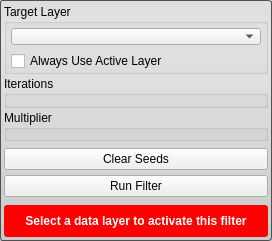
The window that src/Interface/ToolInterface/ConfidenceConnectedFilterInterface.ui (SCIInstitute/Seg3D) describes before a commit, drawn with Qt 5.
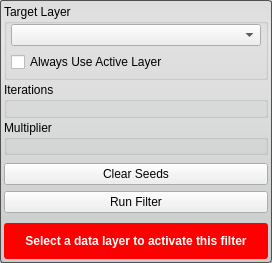
The same window after the commit. Custom widgets are drawn as their Qt base class.

```diff
--- a/src/Interface/ToolInterface/ConfidenceConnectedFilterInterface.ui
+++ b/src/Interface/ToolInterface/ConfidenceConnectedFilterInterface.ui
@@ -7,7 +7,7 @@
     <x>0</x>
     <y>0</y>
     <width>272</width>
-    <height>241</height>
+    <height>263</height>
    </rect>
   </property>
   <property name="sizePolicy">
@@ -44,20 +44,32 @@
      <property name="minimumSize">
       <size>
        <width>0</width>
-       <height>70</height>
+       <height>76</height>
       </size>
      </property>
      <property name="maximumSize">
       <size>
        <width>16777215</width>
-       <height>70</height>
+       <height>76</height>
       </size>
      </property>
      <property name="title">
       <string>Target Layer</string>
      </property>
      <layout class="QVBoxLayout" name="verticalLayout_4">
-      <property name="margin">
+      <property name="spacing">
+       <number>6</number>
+      </property>
+      <property name="leftMargin">
+       <number>4</number>
+      </property>
+      <property name="topMargin">
+       <number>0</number>
+      </property>
+      <property name="rightMargin">
+       <number>4</number>
+      </property>
+      <property name="bottomMargin">
        <number>4</number>
       </property>
       <item>
@@ -157,13 +169,13 @@
      <property name="minimumSize">
       <size>
        <width>0</width>
-       <height>60</height>
+       <height>64</height>
       </size>
      </property>
      <property name="maximumSize">
       <size>
        <width>16777215</width>
-       <height>60</height>
+       <height>64</height>
       </size>
      </property>
      <layout class="QVBoxLayout" name="verticalLayout_5">
@@ -198,12 +210,6 @@
        <height>32</height>
       </size>
      </property>
-     <property name="maximumSize">
-      <size>
-       <width>16777215</width>
-       <height>32</height>
-      </size>
-     </property>
      <property name="styleSheet">
       <string notr="true">QLabel#message_{
   color: white;
```
